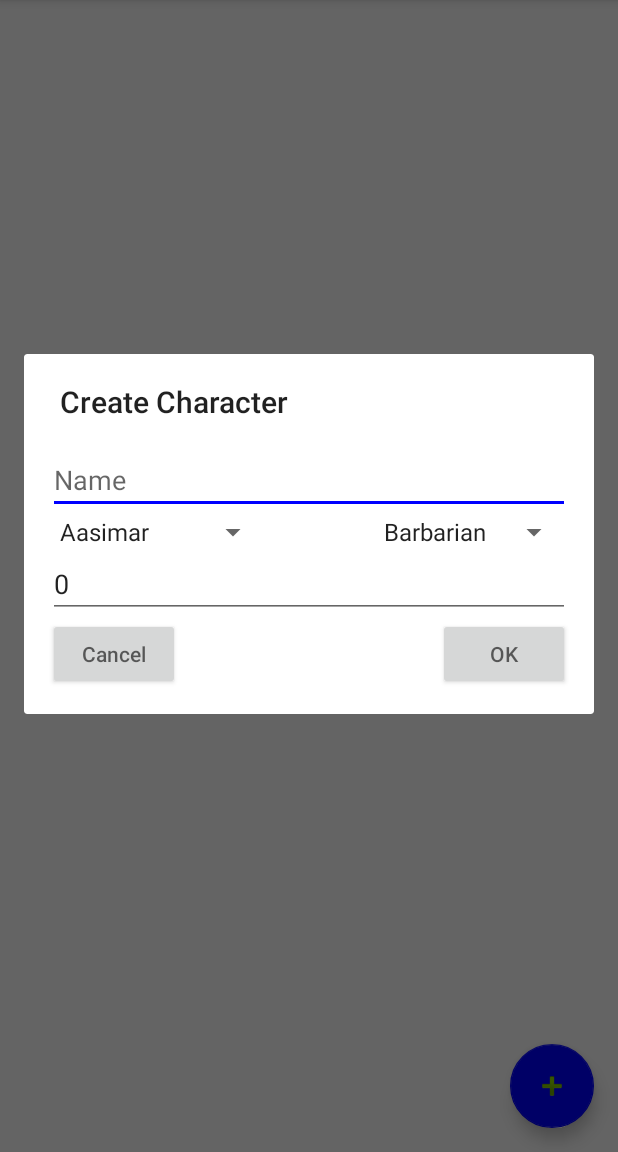
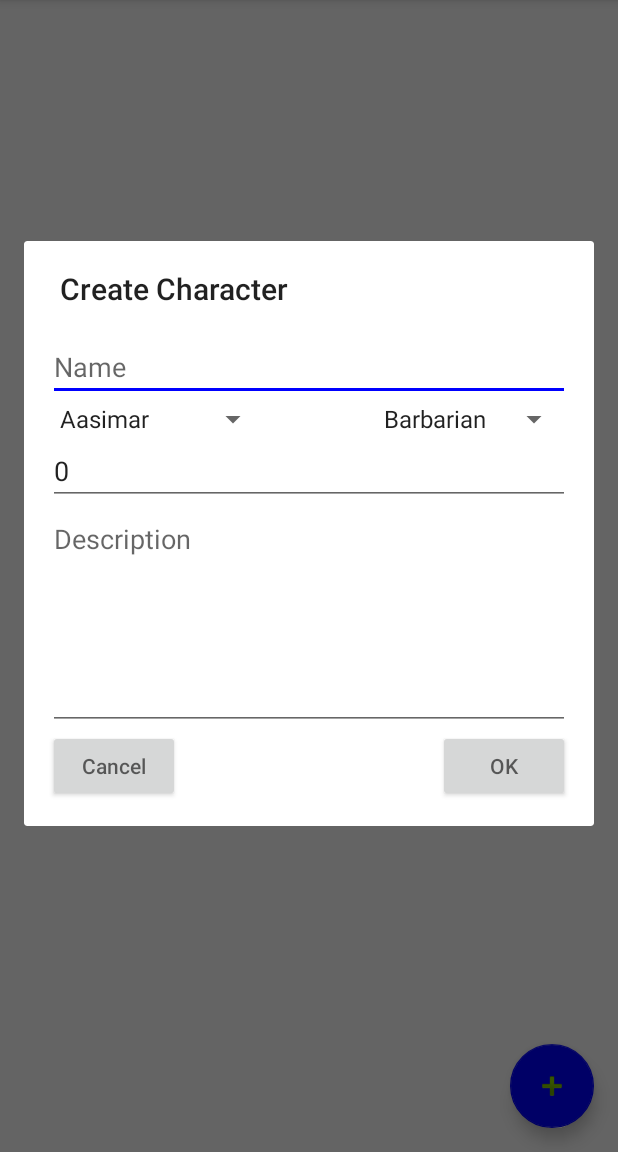
Before and after one commit to Razakor/Inventory, an Android app: the screen it shows after launch (MainActivity), after a tap on an icon or button, on a phone screen of 412 x 824 dp, the part 84-1236 px from its top. Run offline under Robolectric (Android 15) with nearby library versions, the phone set to English and light mode, and no system bars.

Commit message:
added inventory logic, refactoring

```diff
--- a/app/src/main/java/com/razakor/inventory/Character.kt
+++ b/app/src/main/java/com/razakor/inventory/Character.kt
@@ -5,7 +5,6 @@ class Character {
     var name: String = "Character"
     var race: String = "Race"
     var clas: String = "Class"
-
     var xp: Int = 0
         set(value) {
             when {
--- a/app/src/main/java/com/razakor/inventory/CharacterAdapter.kt
+++ b/app/src/main/java/com/razakor/inventory/CharacterAdapter.kt
@@ -10,11 +10,9 @@ import android.widget.TextView
 import android.widget.Toast
 import androidx.recyclerview.widget.RecyclerView
 
-class CharacterAdapter(_db: SQLiteDatabase, _characters: MutableList<Character>)
+class CharacterAdapter(private val characters: MutableList<Character>)
     : RecyclerView.Adapter<CharacterAdapter.CharacterViewHolder>() {
 
-    private val characters: MutableList<Character> = _characters
-    private val db: SQLiteDatabase = _db
     private lateinit var context: Context
 
     override fun onCreateViewHolder(parent: ViewGroup, viewType: Int): CharacterViewHolder {
@@ -30,13 +28,13 @@ class CharacterAdapter(_db: SQLiteDatabase, _characters: MutableList<Character>)
 
         holder.itemView.setOnClickListener {
             val intent = Intent(context, InventoryActivity::class.java)
-            intent.putExtra("inventory_id", characters[position].inventory.id)
+            intent.putExtra("character_id", characters[position].id)
             context.startActivity(intent)
         }
 
         holder.itemView.setOnLongClickListener {
             Toast.makeText(context, "Item deleted at position $position", Toast.LENGTH_LONG).show()
-            deleteCharacterFromDatabase(db, characters[position])
+            deleteCharacterFromDatabase(characters[position])
             characters.removeAt(position)
             notifyItemRemoved(position)
             notifyDataSetChanged()
--- a/app/src/main/java/com/razakor/inventory/CommonTypes.kt
+++ b/app/src/main/java/com/razakor/inventory/CommonTypes.kt
@@ -1,6 +1,10 @@
 package com.razakor.inventory
 
 import android.database.sqlite.SQLiteDatabase
+
+lateinit var db: SQLiteDatabase
+
+var characters: MutableList<Character> = mutableListOf()
 
 lateinit var raceMap: MutableMap<String, Int>
 lateinit var classMap: MutableMap<String, Int>
@@ -12,12 +16,15 @@ var classArray: Array<String> = emptyArray()
 var rarityArray: Array<String> = emptyArray()
 var typeArray: Array<String> = emptyArray()
 
+fun initDatabase(database: SQLiteDatabase) {
+    db = database
+}
 
-fun initMaps(db: SQLiteDatabase) {
-    raceMap = getTableMap(db, "character_races")
-    classMap = getTableMap(db, "character_classes")
-    rarityMap = getTableMap(db, "item_rarities")
-    typeMap = getTableMap(db, "item_types")
+fun initMaps() {
+    raceMap = getTableMap("character_races")
+    classMap = getTableMap("character_classes")
+    rarityMap = getTableMap("item_rarities")
+    typeMap = getTableMap("item_types")
 }
 
 fun mapsToArray() {
@@ -35,7 +42,7 @@ fun mapsToArray() {
     }
 }
 
-private fun getTableMap(db: SQLiteDatabase, table: String) : MutableMap<String, Int> {
+private fun getTableMap(table: String) : MutableMap<String, Int> {
     val map: MutableMap<String, Int> = mutableMapOf()
     var tmpId: Int
     var tmpName: String
--- a/app/src/main/java/com/razakor/inventory/Inventory.kt
+++ b/app/src/main/java/com/razakor/inventory/Inventory.kt
@@ -2,7 +2,7 @@ package com.razakor.inventory
 
 class Inventory(character: Character) {
     val id: Int = 0
-    val owner: Character = character
+    val characterId = character.id
     var gold: Int = 0
     var silver: Int = 0
     var copper: Int = 0
--- a/app/src/main/java/com/razakor/inventory/Item.kt
+++ b/app/src/main/java/com/razakor/inventory/Item.kt
@@ -8,5 +8,5 @@ class Item(inventory: Inventory) {
     var type: String = "Type"
     var description: String = "Description"
     var count: Int = 1
-    var cost: Int = 0
+    var price: Int = 0
 }
--- a/app/src/main/java/com/razakor/inventory/MainActivity.kt
+++ b/app/src/main/java/com/razakor/inventory/MainActivity.kt
@@ -14,13 +14,9 @@ import android.database.sqlite.SQLiteDatabase
 import android.widget.ArrayAdapter
 import android.widget.Spinner
 import android.widget.Toast
-import kotlinx.android.synthetic.main.character_dialog.*
 
 
 class MainActivity : AppCompatActivity() {
-
-    private var characters: MutableList<Character> = mutableListOf()
-
 
     override fun onCreate(savedInstanceState: Bundle?) {
         super.onCreate(savedInstanceState)
@@ -28,17 +24,15 @@ class MainActivity : AppCompatActivity() {
         setSupportActionBar(toolbar)
 
         val dbHelper = DatabaseHelper(this)
-        val db = dbHelper.database
+        val database = dbHelper.database
+        initDatabase(database)
 
-        createCharacterRecyclerView(db)
+        createCharacterRecyclerView()
 
-        initMaps(db)
+        initMaps()
         mapsToArray()
 
-        characterDataInit(db, characters)
-
-
-
+        characterDataInit(characters)
 
 
         btnAddCharacter.setOnClickListener {
@@ -70,10 +64,11 @@ class MainActivity : AppCompatActivity() {
                     character.race = spinnerRace.selectedItem.toString()
                     character.clas = spinnerClass.selectedItem.toString()
                     character.xp = characterDialog.edit_experience.text.toString().toInt()
+                    character.description = characterDialog.edit_description.text.toString()
 
                     characters.add(character)
-                    addCharacterToDatabase(db, character, raceMap[character.race]!!, classMap[character.clas]!!)
-                    setCharacterIdFromDatabase(db, character, raceMap[character.race]!!, classMap[character.clas]!!)
+                    addCharacterToDatabase(character, raceMap[character.race]!!, classMap[character.clas]!!)
+                    setCharacterIdFromDatabase(character, raceMap[character.race]!!, classMap[character.clas]!!)
                 } else {
                     Toast.makeText(this, "Set correct name", Toast.LENGTH_LONG).show()
                 }
@@ -85,10 +80,10 @@ class MainActivity : AppCompatActivity() {
         }
     }
 
-    private fun createCharacterRecyclerView(db: SQLiteDatabase){
+    private fun createCharacterRecyclerView(){
         val characterRecyclerView: RecyclerView = findViewById(R.id.rv_character)
         val layoutManager = LinearLayoutManager(this)
-        val characterAdapter = CharacterAdapter(db, characters)
+        val characterAdapter = CharacterAdapter(characters)
         characterRecyclerView.layoutManager = layoutManager
         characterRecyclerView.adapter = characterAdapter
     }
--- a/app/src/main/res/layout/character_dialog.xml
+++ b/app/src/main/res/layout/character_dialog.xml
@@ -43,12 +43,24 @@
 
     />
 
+    <EditText
+            android:id="@+id/edit_description"
+            android:layout_width="match_parent"
+            android:layout_height="150dp"
+            android:hint="Description"
+            android:layout_below="@+id/edit_experience"
+            android:layout_alignParentStart="true"
+            android:gravity="start"
+            android:inputType="textCapSentences"
+
+    />
+
     <Button
             android:id="@+id/btnCancel"
             android:layout_width="wrap_content"
             android:layout_height="wrap_content"
             android:hint="Cancel"
-            android:layout_below="@+id/edit_experience"
+            android:layout_below="@+id/edit_description"
             android:layout_alignParentStart="true"
     />
 
@@ -57,7 +69,7 @@
             android:layout_width="wrap_content"
             android:layout_height="wrap_content"
             android:hint="OK"
-            android:layout_below="@+id/edit_experience"
+            android:layout_below="@+id/edit_description"
             android:layout_alignParentEnd="true"
     />
 
--- a/app/src/main/res/layout/content_character.xml
+++ b/app/src/main/res/layout/content_character.xml
@@ -1,5 +1,6 @@
 <?xml version="1.0" encoding="utf-8"?>
-<LinearLayout xmlns:android="http://schemas.android.com/apk/res/android" xmlns:tools="http://schemas.android.com/tools"
+<LinearLayout xmlns:android="http://schemas.android.com/apk/res/android"
+              xmlns:tools="http://schemas.android.com/tools"
               xmlns:app="http://schemas.android.com/apk/res-auto"
               android:orientation="vertical"
               android:layout_width="match_parent"
```
Also changed, not shown: app/src/main/java/com/razakor/inventory/DatabaseOperations.kt (+5 -7 lines), app/src/main/java/com/razakor/inventory/InventoryActivity.kt (+70 -0 lines), app/src/main/java/com/razakor/inventory/ItemAdapter.kt (+17 -18 lines), app/src/main/res/layout/item_list_item.xml (added, +48 -0 lines).
